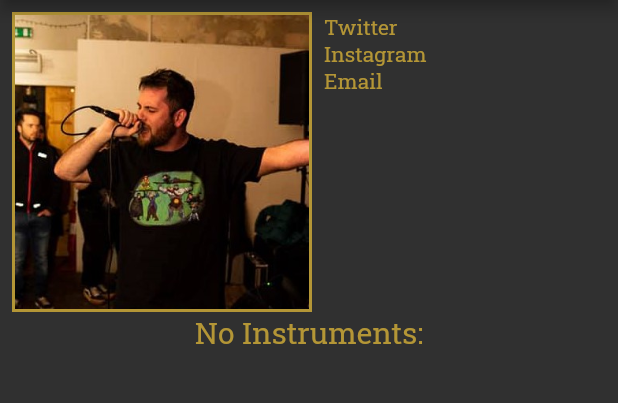
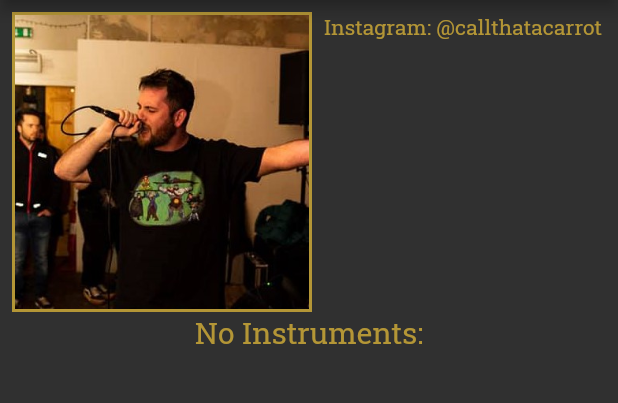
Before and after one commit to rosscraw/respite_band, a Flutter app: the MembersScreen screen opened directly, after a tap on "info", on a phone screen of 412 x 824 dp, the part 84-487 px from its top. Run offline on Flutter 3.47's test engine with Material 2 defaults, Android fonts, the phone set to English and light mode, and no system bars; our stand-ins replace google_fonts, sqflite; accounts and stored records are empty.

Commit message:
Added band data in new file.

```diff
--- a/lib/models/band_member.dart
+++ b/lib/models/band_member.dart
@@ -8,8 +8,9 @@ class BandMember {
   final String name;
   final String plays;
   final Image image;
-  String twitter;
-  String instagram;
+  String _twitter;
+  String _instagram;
+  String _email;
   List<Instrument> instruments = [];
   List<String> _facts = [];
 
@@ -22,20 +23,28 @@ class BandMember {
     }
   }
 
-}
+  String get twitter {
+    return _twitter;
+  }
+
+  set twitter(String twitter) {
+    _twitter = twitter;
+  }
+
+  String get instagram {
+    return _instagram;
+  }
+
+  set instagram(String instagram) {
+    _instagram = instagram;
+  }
+  String get email {
+    return _email;
+  }
+
+  set email(String email) {
+    _email = email;
+  }
 
 
-BandMember ross = new BandMember(name: 'Ross Crawford', plays: 'Bass', image: Image.asset('images/members/ross/ross.jpg'));
-Instrument modelt = new Instrument(make: 'Schecter', model: 'Model-T', type: 'Bass');
-BandMember sam = new BandMember(name: 'Samuel Nicholson', plays: 'Vocals', image: Image.asset('images/members/sam/sam.jpg'));
-BandMember andrew = new BandMember(name: 'Andrew Vaughan', plays: 'Guitar', image: Image.asset('images/members/andrew/andrew.jpg'));
-BandMember euan = new BandMember(name: 'Euan Macqueen', plays: 'Guitar', image: Image.asset('images/members/euan/euan.jpg'));
-BandMember reiss = new BandMember(name: 'Reiss McLeod', plays: 'Drums', image: Image.asset('images/members/reiss/reiss.jpg'));
-
-List<BandMember> bandMembers = [
-  sam,
-  andrew,
-  euan,
-  ross,
-  reiss
-];
+}
--- a/lib/views/member_details/member_details_screen.dart
+++ b/lib/views/member_details/member_details_screen.dart
@@ -15,6 +15,7 @@ class MemberDetailsScreen extends StatefulWidget {
 class _MemberDetailsScreenState extends State<MemberDetailsScreen> {
   @override
   Widget build(BuildContext context) {
+    BandMember member = widget.member;
     return Scaffold(
       backgroundColor: Colors.grey[850],
       appBar: AppBar(
@@ -23,7 +24,7 @@ class _MemberDetailsScreenState extends State<MemberDetailsScreen> {
           color: const Color.fromARGB(205, 212, 175, 55),
         ),
         title: Text(
-          widget.member.name,
+          member.name,
           style: GoogleFonts.robotoSlab(
               color: const Color.fromARGB(205, 212, 175, 55)),
         ),
@@ -46,29 +47,47 @@ class _MemberDetailsScreenState extends State<MemberDetailsScreen> {
                       color: const Color.fromARGB(205, 212, 175, 55),
                     ),
                   ),
-                  child: widget.member.image,
+                  child: member.image,
                 ),
-                SizedBox(
-                  width: 8
-                ),
-                //TODO update so is a list of contact details
-                Column(
-                  mainAxisAlignment: MainAxisAlignment.start,
-                  crossAxisAlignment: CrossAxisAlignment.start,
-                  children: [
-                    Text("Twitter", style: GoogleFonts.robotoSlab(color: const Color.fromARGB(205, 212, 175, 55)),),
-                    Text("Instagram", style: GoogleFonts.robotoSlab(color: const Color.fromARGB(205, 212, 175, 55)), ),
-                    Text("Email", style: GoogleFonts.robotoSlab(color: const Color.fromARGB(205, 212, 175, 55)),)
-                  ],
-                )
+                SizedBox(width: 8),
+                contactList(member),
               ],
             ),
             widget.member.instruments.isNotEmpty
                 ? instrumentList()
-                : Text('No Instruments:', style: GoogleFonts.robotoSlab(color: const Color.fromARGB(205, 212, 175, 55), fontSize: 20),),
+                : Text(
+                    'No Instruments:',
+                    style: GoogleFonts.robotoSlab(
+                        color: const Color.fromARGB(205, 212, 175, 55),
+                        fontSize: 20),
+                  ),
           ],
         ),
       )),
+    );
+  }
+
+  Widget contactList(BandMember member) {
+    return Column(
+      mainAxisAlignment: MainAxisAlignment.start,
+      crossAxisAlignment: CrossAxisAlignment.start,
+      children: <Widget>[
+        member.twitter != null
+            ? Text("Twitter: " + member.twitter,
+                style: GoogleFonts.robotoSlab(
+                    color: const Color.fromARGB(205, 212, 175, 55)))
+            : SizedBox.shrink(),
+        member.instagram != null
+            ? Text("Instagram: " + member.instagram,
+                style: GoogleFonts.robotoSlab(
+                    color: const Color.fromARGB(205, 212, 175, 55)))
+            : SizedBox.shrink(),
+        member.email != null
+            ? Text("Email: ",
+                style: GoogleFonts.robotoSlab(
+                    color: const Color.fromARGB(205, 212, 175, 55)))
+            : SizedBox.shrink()
+      ],
     );
   }
 
@@ -84,7 +103,12 @@ class _MemberDetailsScreenState extends State<MemberDetailsScreen> {
           child: Column(
             crossAxisAlignment: CrossAxisAlignment.start,
             children: [
-              Text('Instruments:', style: GoogleFonts.robotoSlab(color: const Color.fromARGB(205, 212, 175, 55), fontSize: 20),),
+              Text(
+                'Instruments:',
+                style: GoogleFonts.robotoSlab(
+                    color: const Color.fromARGB(205, 212, 175, 55),
+                    fontSize: 20),
+              ),
               ListView.builder(
                   physics: NeverScrollableScrollPhysics(),
                   shrinkWrap: true,
@@ -92,16 +116,18 @@ class _MemberDetailsScreenState extends State<MemberDetailsScreen> {
                   itemBuilder: (context, index) {
                     return Card(
                       child: ListTile(
-                        title: Text(instruments[index].make, style: GoogleFonts.robotoSlab(),),
-                        subtitle: Text(instruments[index].model, style: GoogleFonts.robotoSlab()),
+                        title: Text(
+                          instruments[index].make,
+                          style: GoogleFonts.robotoSlab(),
+                        ),
+                        subtitle: Text(instruments[index].model,
+                            style: GoogleFonts.robotoSlab()),
                         trailing: Container(
-                            width: 200,
-                            decoration: BoxDecoration(
+                          width: 200,
+                          decoration: BoxDecoration(
                               image: DecorationImage(
-                                image: instruments[index].image.image,
-                                fit: BoxFit.contain
-                              )
-                            ),
+                                  image: instruments[index].image.image,
+                                  fit: BoxFit.contain)),
                         ),
                       ),
                     );
--- a/lib/views/members/members_screen.dart
+++ b/lib/views/members/members_screen.dart
@@ -3,6 +3,7 @@ import 'package:checklist/views/member_details/member_details_screen.dart';
 import 'package:flutter/material.dart';
 import 'package:checklist/models/constants.dart' as Constant;
 import 'package:google_fonts/google_fonts.dart';
+import 'package:provider/provider.dart';
 class MembersScreen extends StatefulWidget {
   MembersScreen({Key key, this.title}) : super(key: key);
 
@@ -15,13 +16,13 @@ class MembersScreen extends StatefulWidget {
 class _MembersScreenState extends State<MembersScreen> {
 
 
-  List<BandMember> bandMembers = [
-    Constant.sam,
-    Constant.andrew,
-    Constant.euan,
-    Constant.ross,
-    Constant.reiss
-  ];
+//  List<BandMember> bandMembers = [
+//    Constant.sam,
+//    Constant.andrew,
+//    Constant.euan,
+//    Constant.ross,
+//    Constant.reiss
+//  ];
 
 
 
@@ -38,11 +39,13 @@ class _MembersScreenState extends State<MembersScreen> {
 
   @override
   Widget build(BuildContext context) {
-    Constant.ross.addInstrument(Constant.modelt);
-    Constant.ross.addInstrument(Constant.aerodyne);
-    Constant.andrew.addInstrument(Constant.charvel);
-    Constant.andrew.addInstrument(Constant.prs);
-    Constant.andrew.addInstrument(Constant.pawnshop);
+//    Constant.ross.addInstrument(Constant.modelt);
+//    Constant.ross.addInstrument(Constant.aerodyne);
+//    Constant.andrew.addInstrument(Constant.charvel);
+//    Constant.andrew.addInstrument(Constant.prs);
+//    Constant.andrew.addInstrument(Constant.pawnshop);
+
+  final bandMembers = Provider.of<List<BandMember>>(context);
 
     return Scaffold(
       backgroundColor: Colors.grey[850],
--- a/pubspec.yaml
+++ b/pubspec.yaml
@@ -24,6 +24,10 @@ dependencies:
   flutter:
     sdk: flutter
   cupertino_icons: ^0.1.3
+  sqflite: ^1.3.0
+  path_provider:
+  provider: ^4.3.1
+
 
 dev_dependencies:
   flutter_test:
```
Also changed, not shown: lib/main.dart (+22 -6 lines), lib/services/band_data.dart (added, +55 -0 lines), lib/services/sqflite_database.dart (added, +37 -0 lines), images/members/euan/strat.jpeg (added), pubspec.lock.
